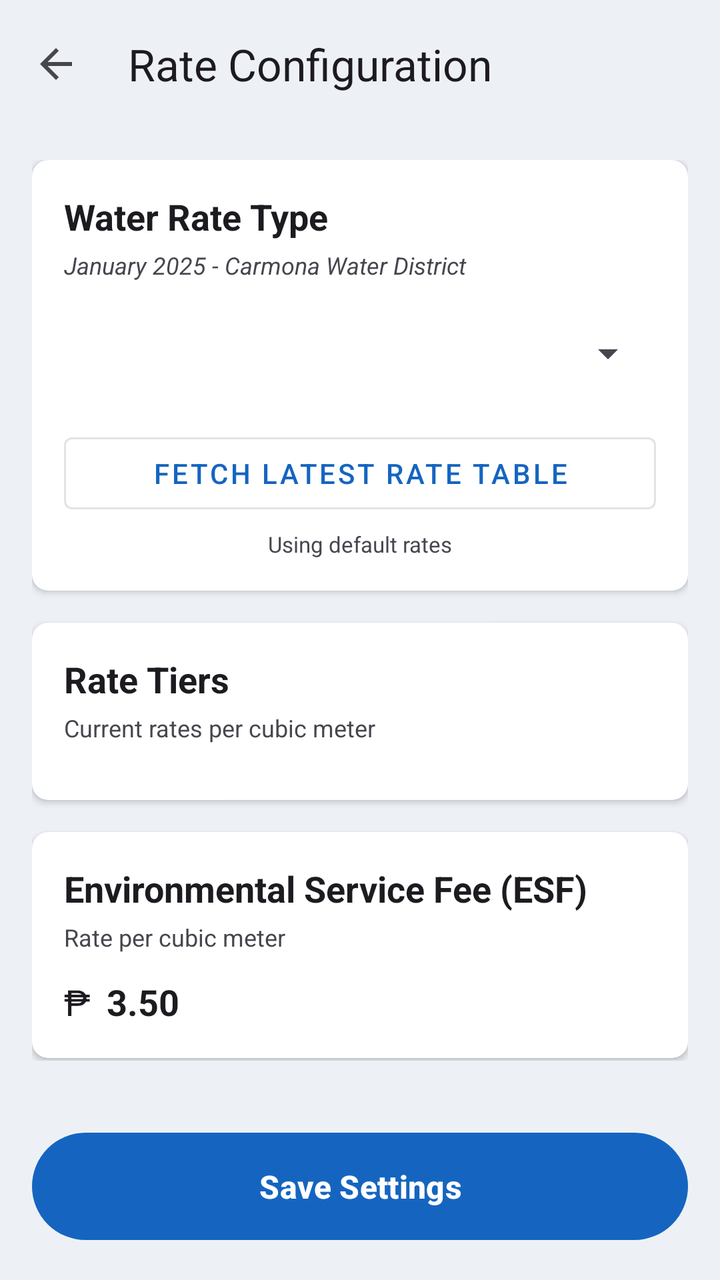
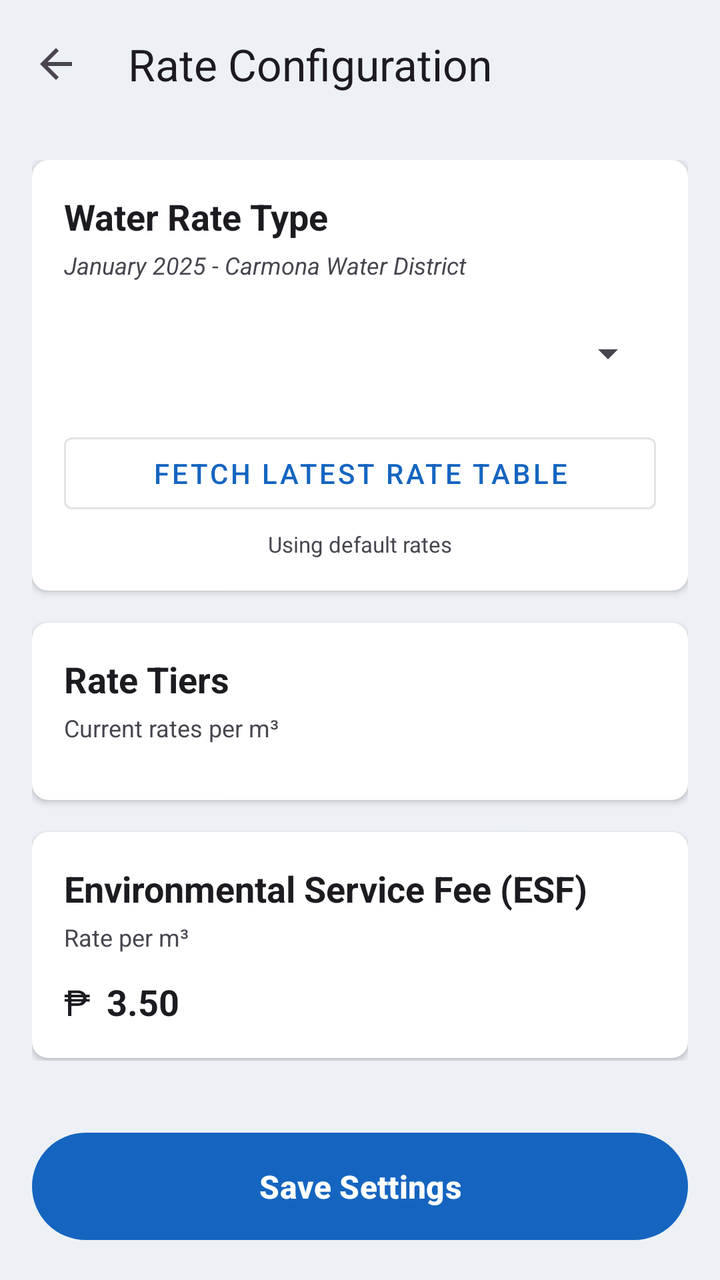

An Android layout rendered at two revisions. The XML below is the earlier revision; the diff shows what the commit changed to produce the second picture.
<!-- AndroidManifest.xml: activity theme Theme.MeterSnap -->
<!-- res/layout/activity_rate_configuration.xml -->
<?xml version="1.0" encoding="utf-8"?>
<LinearLayout xmlns:android="http://schemas.android.com/apk/res/android"
    xmlns:app="http://schemas.android.com/apk/res-auto"
    android:id="@+id/root_layout"
    android:layout_width="match_parent"
    android:layout_height="match_parent"
    android:orientation="vertical"
    android:background="?android:attr/colorBackground">

    
    <androidx.appcompat.widget.Toolbar
        android:id="@+id/toolbar"
        android:layout_width="match_parent"
        android:layout_height="wrap_content"
        android:minHeight="?attr/actionBarSize"
        android:background="?android:attr/colorBackground"
        android:elevation="4dp"
        app:contentInsetStartWithNavigation="0dp"
        app:navigationIcon="?attr/homeAsUpIndicator"
        app:title="Rate Configuration"
        app:titleTextColor="?android:attr/textColorPrimary"
        app:titleMarginStart="8dp" />

    <ScrollView
        android:layout_width="match_parent"
        android:layout_height="0dp"
        android:layout_weight="1"
        android:fillViewport="true">

        <LinearLayout
            android:layout_width="match_parent"
            android:layout_height="wrap_content"
            android:orientation="vertical"
            android:padding="16dp">

            
            <androidx.cardview.widget.CardView
                android:layout_width="match_parent"
                android:layout_height="wrap_content"
                app:cardCornerRadius="8dp"
                app:cardElevation="2dp">

                <LinearLayout
                    android:layout_width="match_parent"
                    android:layout_height="wrap_content"
                    android:orientation="vertical"
                    android:padding="16dp">

                    <TextView
                        android:layout_width="match_parent"
                        android:layout_height="wrap_content"
                        android:text="Water Rate Type"
                        android:textColor="?android:attr/textColorPrimary"
                        android:textSize="18sp"
                        android:textStyle="bold" />

                    <TextView
                        android:layout_width="match_parent"
                        android:layout_height="wrap_content"
                        android:layout_marginTop="4dp"
                        android:text="January 2025 - Carmona Water District"
                        android:textColor="?android:attr/textColorSecondary"
                        android:textSize="12sp"
                        android:textStyle="italic" />

                    <Spinner
                        android:id="@+id/spinner_rate_type"
                        android:layout_width="match_parent"
                        android:layout_height="wrap_content"
                        android:layout_marginTop="12dp"
                        android:minHeight="48dp"
                        android:padding="8dp"
                        android:spinnerMode="dropdown" />

                    
                    <Button
                        android:id="@+id/btn_update_rates"
                        android:layout_width="match_parent"
                        android:layout_height="wrap_content"
                        android:layout_marginTop="12dp"
                        android:text="Fetch Latest Rate Table"
                        style="@style/Widget.MaterialComponents.Button.OutlinedButton" />

                    
                    <TextView
                        android:id="@+id/text_last_updated"
                        android:layout_width="match_parent"
                        android:layout_height="wrap_content"
                        android:layout_marginTop="4dp"
                        android:text="Using default rates"
                        android:textColor="?android:attr/textColorSecondary"
                        android:textSize="11sp"
                        android:gravity="center" />
                </LinearLayout>
            </androidx.cardview.widget.CardView>

            
            <androidx.cardview.widget.CardView
                android:id="@+id/card_rate_tiers"
                android:layout_width="match_parent"
                android:layout_height="wrap_content"
                android:layout_marginTop="16dp"
                app:cardCornerRadius="8dp"
                app:cardElevation="2dp">

                <LinearLayout
                    android:layout_width="match_parent"
                    android:layout_height="wrap_content"
                    android:orientation="vertical"
                    android:padding="16dp">

                    <TextView
                        android:layout_width="match_parent"
                        android:layout_height="wrap_content"
                        android:text="Rate Tiers"
                        android:textColor="?android:attr/textColorPrimary"
                        android:textSize="18sp"
                        android:textStyle="bold" />

                    <TextView
                        android:id="@+id/text_rates_subtitle"
                        android:layout_width="match_parent"
                        android:layout_height="wrap_content"
                        android:layout_marginTop="4dp"
                        android:text="Current rates per cubic meter"
                        android:textColor="?android:attr/textColorSecondary"
                        android:textSize="12sp" />

                    
                    <LinearLayout
                        android:id="@+id/container_rate_tiers"
                        android:layout_width="match_parent"
                        android:layout_height="wrap_content"
                        android:layout_marginTop="12dp"
                        android:orientation="vertical" />

                    
                    <Button
                        android:id="@+id/btn_edit_custom_rates"
                        android:layout_width="match_parent"
                        android:layout_height="wrap_content"
                        android:layout_marginTop="8dp"
                        android:text="Edit Custom Rates"
                        android:visibility="gone" />
                </LinearLayout>
            </androidx.cardview.widget.CardView>

            
            <androidx.cardview.widget.CardView
                android:layout_width="match_parent"
                android:layout_height="wrap_content"
                android:layout_marginTop="16dp"
                app:cardCornerRadius="8dp"
                app:cardElevation="2dp">

                <LinearLayout
                    android:layout_width="match_parent"
                    android:layout_height="wrap_content"
                    android:orientation="vertical"
                    android:padding="16dp">

                    <TextView
                        android:layout_width="match_parent"
                        android:layout_height="wrap_content"
                        android:text="Environmental Service Fee (ESF)"
                        android:textColor="?android:attr/textColorPrimary"
                        android:textSize="18sp"
                        android:textStyle="bold" />

                    <TextView
                        android:layout_width="match_parent"
                        android:layout_height="wrap_content"
                        android:layout_marginTop="4dp"
                        android:text="Rate per cubic meter"
                        android:textColor="?android:attr/textColorSecondary"
                        android:textSize="12sp" />

                    <LinearLayout
                        android:layout_width="match_parent"
                        android:layout_height="wrap_content"
                        android:layout_marginTop="12dp"
                        android:orientation="horizontal"
                        android:gravity="center_vertical">

                        <TextView
                            android:layout_width="wrap_content"
                            android:layout_height="wrap_content"
                            android:text="₱"
                            android:textColor="?android:attr/textColorPrimary"
                            android:textSize="18sp"
                            android:layout_marginEnd="8dp" />

                        <TextView
                            android:id="@+id/text_esf_rate"
                            android:layout_width="0dp"
                            android:layout_height="wrap_content"
                            android:layout_weight="1"
                            android:text="3.50"
                            android:textColor="?android:attr/textColorPrimary"
                            android:textSize="18sp"
                            android:textStyle="bold" />

                        <Button
                            android:id="@+id/btn_edit_esf"
                            style="@style/Widget.MaterialComponents.Button.TextButton"
                            android:layout_width="wrap_content"
                            android:layout_height="wrap_content"
                            android:text="Edit"
                            android:visibility="gone" />
                    </LinearLayout>
                </LinearLayout>
            </androidx.cardview.widget.CardView>

        </LinearLayout>
    </ScrollView>

    
    <Button
        android:id="@+id/btn_save_settings"
        android:layout_width="match_parent"
        android:layout_height="wrap_content"
        android:layout_margin="16dp"
        android:padding="16dp"
        android:text="Save Settings"
        android:textSize="16sp"
        android:textStyle="bold" />

</LinearLayout>
<!-- resources referenced by this layout -->
<resources>
  <style name="Theme.MeterSnap" parent="Base.Theme.MeterSnap" />
  <style name="Base.Theme.MeterSnap" parent="Theme.Material3.DayNight.NoActionBar">
          <item name="colorPrimary">@color/ms_blue_primary</item>
          <item name="colorOnPrimary">@color/ms_blue_on_primary</item>
          <item name="colorPrimaryContainer">@color/ms_blue_primary_container</item>
          <item name="colorOnPrimaryContainer">@color/ms_blue_on_primary_container</item>
          <item name="colorSecondary">@color/ms_blue_secondary</item>
          <item name="colorOnSecondary">@color/ms_blue_on_secondary</item>
          <item name="colorSecondaryContainer">@color/ms_blue_secondary_container</item>
          <item name="colorOnSecondaryContainer">@color/ms_blue_on_secondary_container</item>
          <item name="colorTertiary">@color/ms_blue_tertiary</item>
          <item name="colorOnTertiary">@color/ms_blue_on_tertiary</item>
          <item name="android:colorBackground">@color/app_screen_background</item>
          <item name="cardViewStyle">@style/Widget.MeterSnap.CardView</item>
  
          
          <item name="android:statusBarColor">@android:color/transparent</item>
          <item name="android:navigationBarColor">@android:color/transparent</item>
          
          
          <item name="android:windowLightStatusBar">true</item>
          <item name="android:windowLightNavigationBar">true</item>
      </style>
  <color name="ms_blue_primary">#1565C0</color>
  <color name="ms_blue_on_primary">#FFFFFFFF</color>
  <color name="ms_blue_primary_container">#D7E3FF</color>
  <color name="ms_blue_on_primary_container">#001B3F</color>
  <color name="ms_blue_secondary">#2F6EA5</color>
  <color name="ms_blue_on_secondary">#FFFFFFFF</color>
  <color name="ms_blue_secondary_container">#D1E4FF</color>
  <color name="ms_blue_on_secondary_container">#001D36</color>
  <color name="ms_blue_tertiary">#1E88E5</color>
  <color name="ms_blue_on_tertiary">#FFFFFFFF</color>
  <color name="app_screen_background">#FFEDF1F6</color>
  <style name="Widget.MeterSnap.CardView" parent="CardView">
          <item name="cardBackgroundColor">@color/app_card_background</item>
      </style>
  <color name="app_card_background">#FFFFFFFF</color>
</resources>

<!-- the commit's change to res/layout/activity_rate_configuration.xml (unified diff, before → after) -->
@@ -122,7 +122,7 @@
                         android:layout_width="match_parent"
                         android:layout_height="wrap_content"
                         android:layout_marginTop="4dp"
-                        android:text="Current rates per cubic meter"
+                        android:text="Current rates per m³"
                         android:textColor="?android:attr/textColorSecondary"
                         android:textSize="12sp" />
 
@@ -171,7 +171,7 @@
                         android:layout_width="match_parent"
                         android:layout_height="wrap_content"
                         android:layout_marginTop="4dp"
-                        android:text="Rate per cubic meter"
+                        android:text="Rate per m³"
                         android:textColor="?android:attr/textColorSecondary"
                         android:textSize="12sp" />
 
